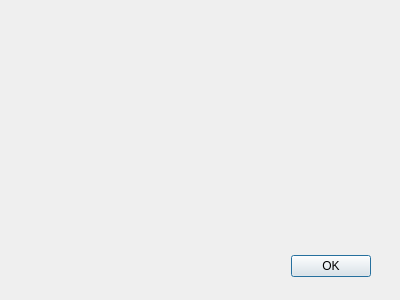
DFHack/Runesmith, file Runesmith/about.ui: the form before one commit.
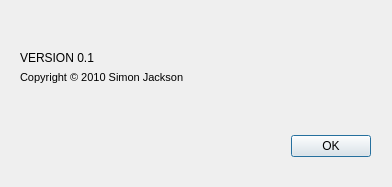
The form after the commit. Icons and pictures are not drawn.

Commit message: Added icon to main and creature properties windows added the creature properties dialog, not finished

Patch:
```diff
--- a/Runesmith/about.ui
+++ b/Runesmith/about.ui
@@ -6,8 +6,8 @@
    <rect>
     <x>0</x>
     <y>0</y>
-    <width>400</width>
-    <height>300</height>
+    <width>392</width>
+    <height>187</height>
    </rect>
   </property>
   <property name="windowTitle">
@@ -21,7 +21,7 @@
    <property name="geometry">
     <rect>
      <x>20</x>
-     <y>250</y>
+     <y>130</y>
      <width>351</width>
      <height>33</height>
     </rect>
@@ -71,6 +71,36 @@
     <pixmap resource="runesmith.qrc">:/Runesmith/Resources/Runesmith.png</pixmap>
    </property>
   </widget>
+  <widget class="QLabel" name="label_2">
+   <property name="geometry">
+    <rect>
+     <x>20</x>
+     <y>50</y>
+     <width>101</width>
+     <height>16</height>
+    </rect>
+   </property>
+   <property name="text">
+    <string>VERSION 0.1</string>
+   </property>
+  </widget>
+  <widget class="QLabel" name="label_3">
+   <property name="geometry">
+    <rect>
+     <x>20</x>
+     <y>70</y>
+     <width>191</width>
+     <height>16</height>
+    </rect>
+   </property>
+   <property name="text">
+    <string>&lt;!DOCTYPE HTML PUBLIC &quot;-//W3C//DTD HTML 4.0//EN&quot; &quot;http://www.w3.org/TR/REC-html40/strict.dtd&quot;&gt;
+&lt;html&gt;&lt;head&gt;&lt;meta name=&quot;qrichtext&quot; content=&quot;1&quot; /&gt;&lt;style type=&quot;text/css&quot;&gt;
+p, li { white-space: pre-wrap; }
+&lt;/style&gt;&lt;/head&gt;&lt;body style=&quot; font-family:'MS Shell Dlg 2'; font-size:8.25pt; font-weight:400; font-style:normal;&quot;&gt;
+&lt;p style=&quot; margin-top:0px; margin-bottom:0px; margin-left:0px; margin-right:0px; -qt-block-indent:0; text-indent:0px;&quot;&gt;&lt;span style=&quot; font-size:8pt;&quot;&gt;Copyright &amp;copy; 2010 Simon Jackson&lt;/span&gt;&lt;/p&gt;&lt;/body&gt;&lt;/html&gt;</string>
+   </property>
+  </widget>
  </widget>
  <resources>
   <include location="runesmith.qrc"/>
```
The commit also changes 3 other files.
